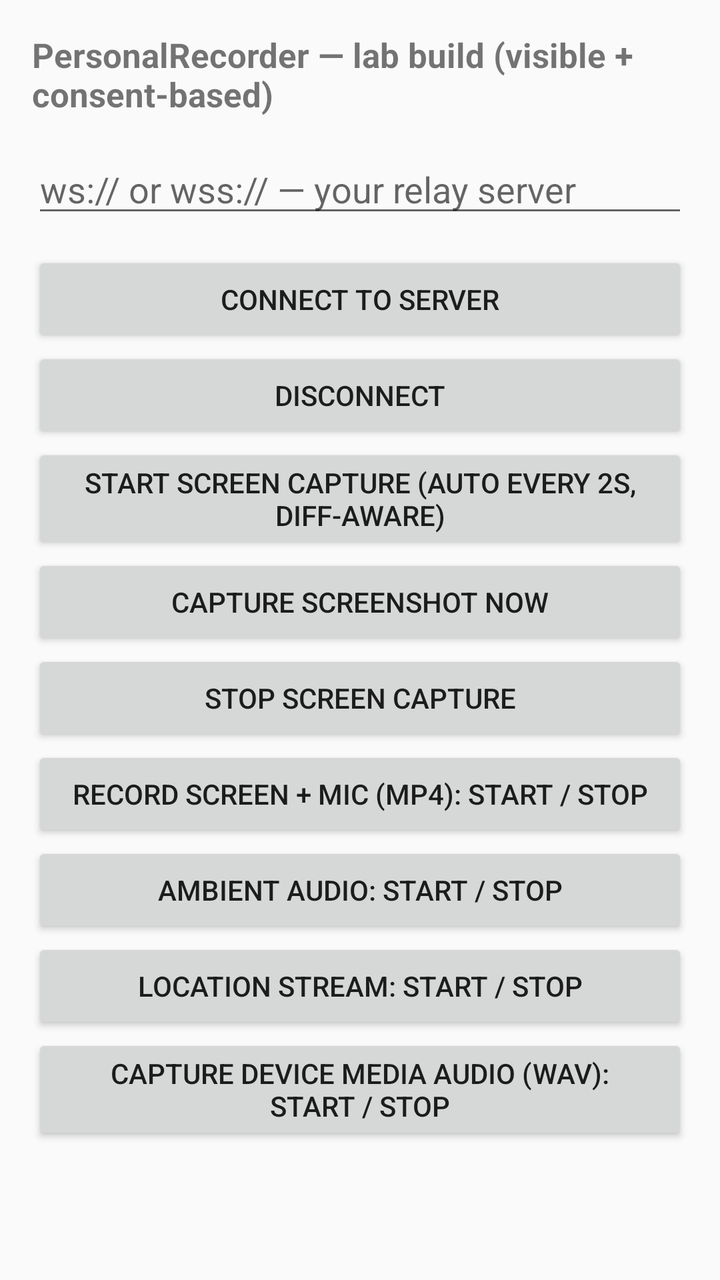
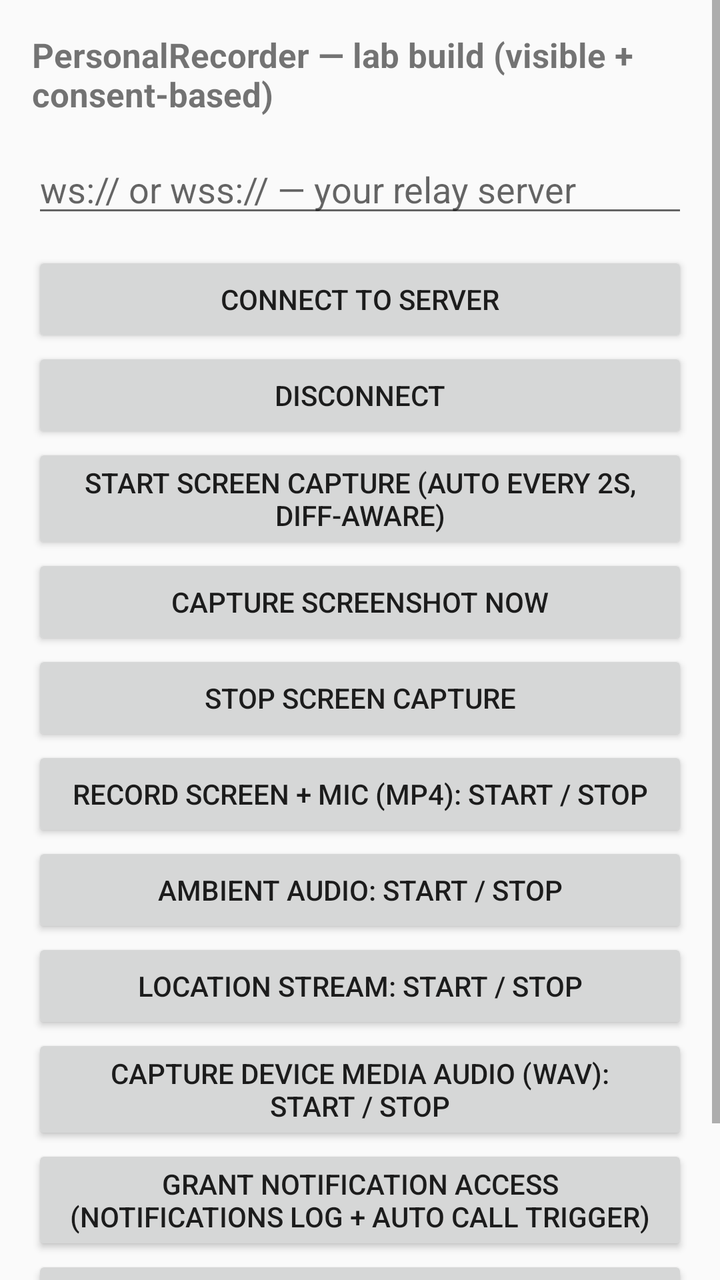

The first picture is an Android layout as it rendered before a commit; the second is the same layout after the commit. The layout source and the unified diff follow.
<!-- AndroidManifest.xml: application theme Theme.AppCompat.DayNight -->
<!-- res/layout/activity_main.xml -->
<?xml version="1.0" encoding="utf-8"?>
<ScrollView xmlns:android="http://schemas.android.com/apk/res/android"
    android:layout_width="match_parent"
    android:layout_height="match_parent">

    <LinearLayout
        android:layout_width="match_parent"
        android:layout_height="wrap_content"
        android:orientation="vertical"
        android:padding="16dp">

        <TextView
            android:layout_width="wrap_content"
            android:layout_height="wrap_content"
            android:text="PersonalRecorder — lab build (visible + consent-based)"
            android:textSize="17sp"
            android:textStyle="bold" />

        <EditText
            android:id="@+id/urlInput"
            android:layout_width="match_parent"
            android:layout_height="wrap_content"
            android:layout_marginTop="14dp"
            android:hint="ws:// or wss:// — your relay server"
            android:inputType="textUri" />

        <Button
            android:id="@+id/btnConnect"
            android:layout_width="match_parent"
            android:layout_height="wrap_content"
            android:layout_marginTop="12dp"
            android:text="Connect to server" />

        <Button
            android:id="@+id/btnDisconnect"
            android:layout_width="match_parent"
            android:layout_height="wrap_content"
            android:text="Disconnect" />

        <Button
            android:id="@+id/btnProjection"
            android:layout_width="match_parent"
            android:layout_height="wrap_content"
            android:text="Start screen capture (auto every 2s, diff-aware)" />

        <Button
            android:id="@+id/btnCaptureNow"
            android:layout_width="match_parent"
            android:layout_height="wrap_content"
            android:text="Capture screenshot now" />

        <Button
            android:id="@+id/btnStopCapture"
            android:layout_width="match_parent"
            android:layout_height="wrap_content"
            android:text="Stop screen capture" />

        <Button
            android:id="@+id/btnRecord"
            android:layout_width="match_parent"
            android:layout_height="wrap_content"
            android:text="Record screen + mic (MP4): start / stop" />

        <Button
            android:id="@+id/btnMic"
            android:layout_width="match_parent"
            android:layout_height="wrap_content"
            android:text="Ambient audio: start / stop" />

        <Button
            android:id="@+id/btnLoc"
            android:layout_width="match_parent"
            android:layout_height="wrap_content"
            android:text="Location stream: start / stop" />

        <Button
            android:id="@+id/btnDeviceAudio"
            android:layout_width="match_parent"
            android:layout_height="wrap_content"
            android:text="Capture device media audio (WAV): start / stop" />

        <TextView
            android:id="@+id/statusView"
            android:layout_width="match_parent"
            android:layout_height="wrap_content"
            android:layout_marginTop="14dp"
            android:fontFamily="monospace"
            android:textSize="12sp" />
    </LinearLayout>
</ScrollView>
<!-- resources referenced by this layout -->
<resources>

</resources>

<!-- the commit's change to res/layout/activity_main.xml (unified diff, before → after) -->
@@ -79,6 +79,18 @@
             android:layout_height="wrap_content"
             android:text="Capture device media audio (WAV): start / stop" />
 
+        <Button
+            android:id="@+id/btnNotifAccess"
+            android:layout_width="match_parent"
+            android:layout_height="wrap_content"
+            android:text="Grant notification access (notifications log + auto call trigger)" />
+
+        <Button
+            android:id="@+id/btnUsageAccess"
+            android:layout_width="match_parent"
+            android:layout_height="wrap_content"
+            android:text="Grant usage access (per-app screenshot grouping)" />
+
         <TextView
             android:id="@+id/statusView"
             android:layout_width="match_parent"
